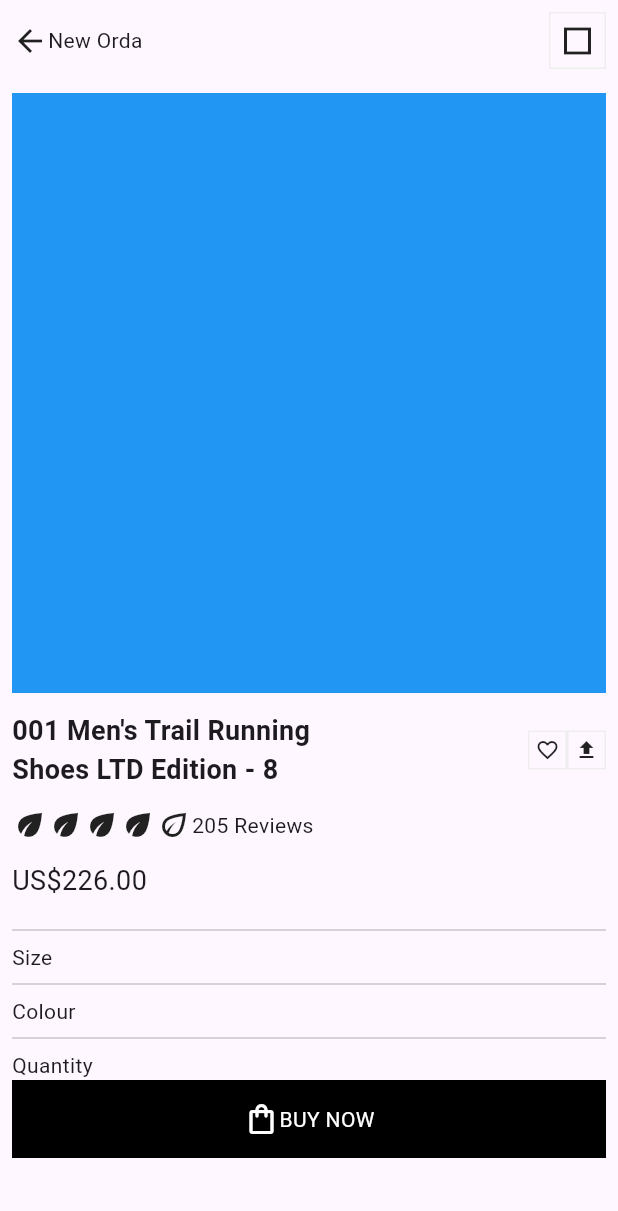
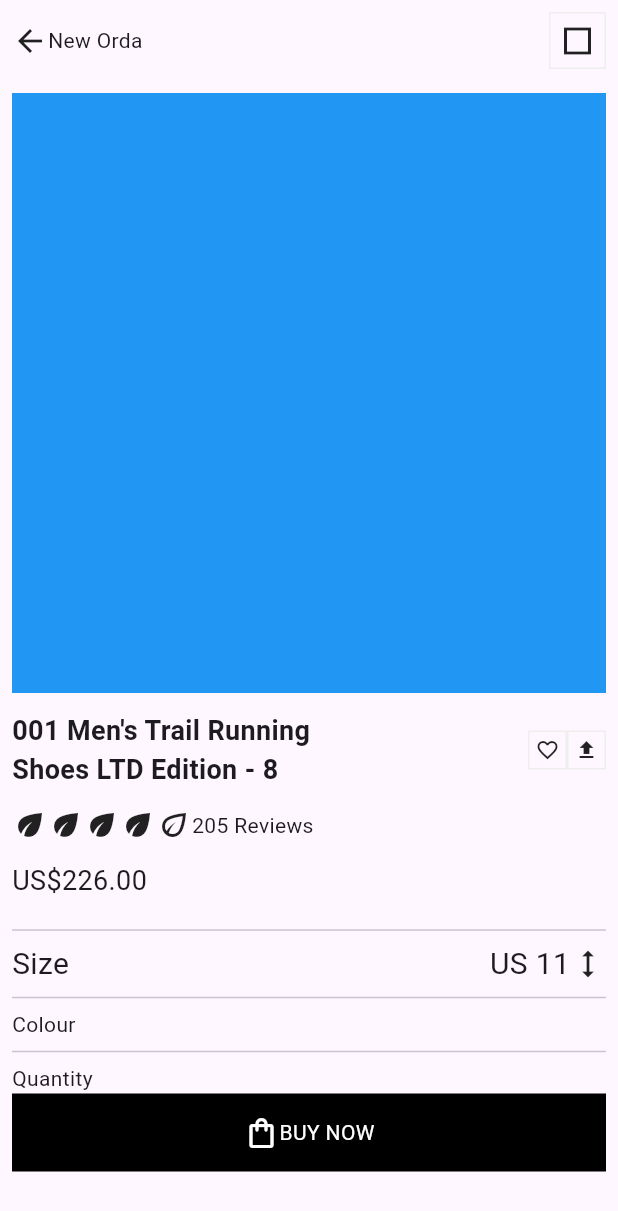
Before and after one commit to JAICHANGPARK/flutter_notebook_chapter_37, a Flutter app: the SneakersDetailPage screen opened directly, on a phone screen of 412 x 824 dp. Shown: the top 1211 px of the screen. Run offline on Flutter 3.47's test engine with Material 3 defaults, Android fonts, the phone set to English and light mode, and no system bars; our stand-ins replace dots_indicator, gap, google_fonts.

Commit message:
Update sneakers_detail_page.dart

```diff
--- a/lib/ep1869_sneakers_app/view/sneakers_detail_page.dart
+++ b/lib/ep1869_sneakers_app/view/sneakers_detail_page.dart
@@ -102,7 +102,6 @@ class _SneakersDetailPageState extends State<SneakersDetailPage> {
               Text(
                 "US\$226.00",
                 style: TextStyle(
-
                   fontSize: 18,
                 ),
               ),
@@ -110,7 +109,17 @@ class _SneakersDetailPageState extends State<SneakersDetailPage> {
               Divider(),
               Row(
                 children: [
-                  Text("Size"),
+                  Text(
+                    "Size",
+                    style: TextStyle(
+                      fontSize: 20,
+                    ),
+                  ),
+                  Spacer(),
+                  Text("US 11",    style: TextStyle(
+                    fontSize: 20,
+                  ),),
+                  Icon(Icons.height),
                 ],
               ),
               Divider(),
```
